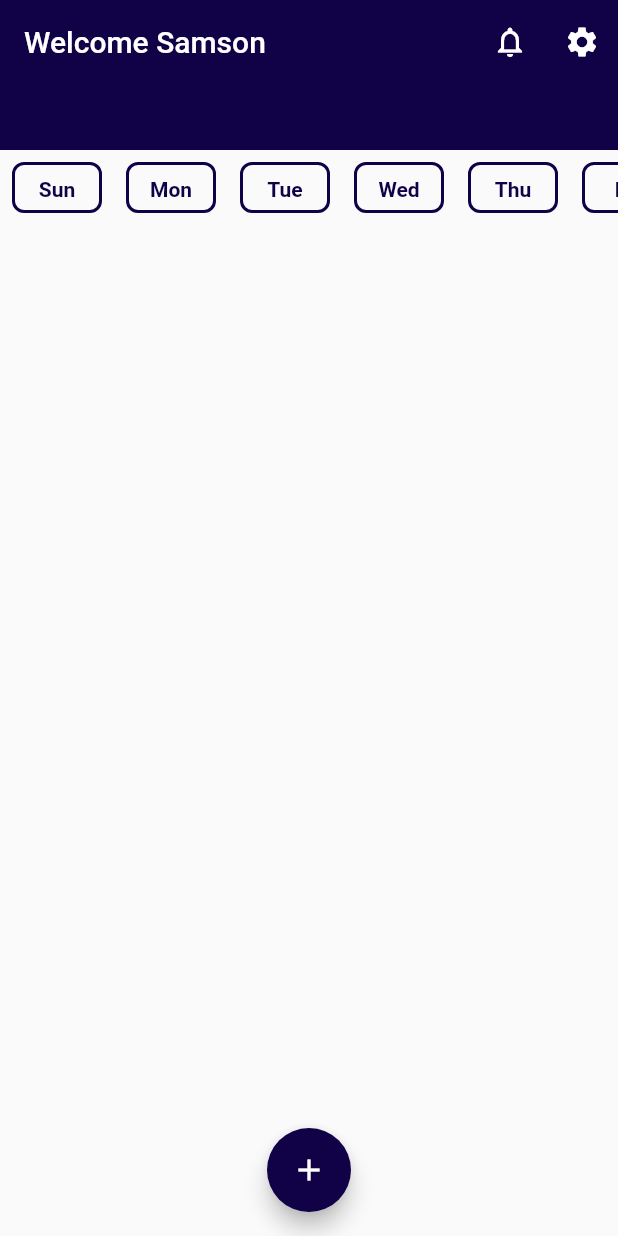
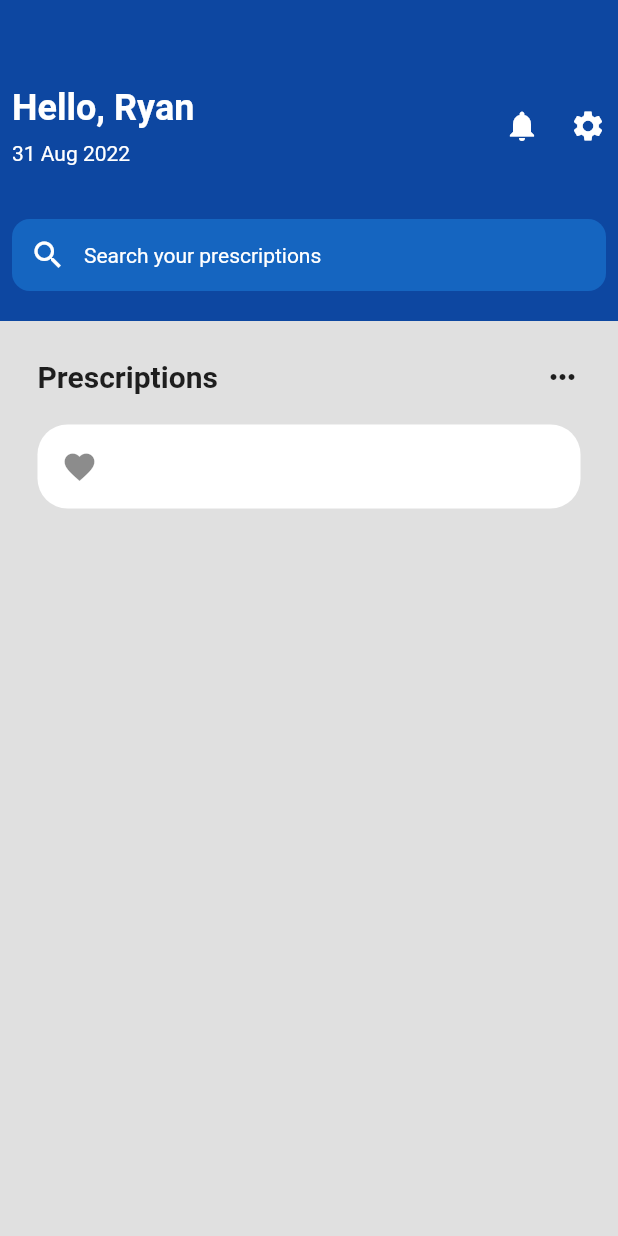
Before and after one commit to SamsonMokaya/Prescription-Tracker, a Flutter app: the screen it shows after launch, on a phone screen of 412 x 824 dp. Run offline on Flutter 3.47's test engine with Material 2 defaults, Android fonts, the phone set to English and light mode, and no system bars.

Commit message:
Third Commit

```diff
--- a/lib/home.dart
+++ /dev/null
@@ -1,35 +0,0 @@
-import 'package:flutter/material.dart';
-import 'package:prescription_tracker/utilities/days.dart';
-
-class HomePage extends StatefulWidget {
-  @override
-  State<HomePage> createState() => _HomePageState();
-}
-
-class _HomePageState extends State<HomePage> {
-  final List weekDays = ['Sun', 'Mon', 'Tue', 'Wed', 'Thu', 'Fri', 'Sat'];
-
-  @override
-  Widget build(BuildContext context) {
-    return Container(
-      child: Column(
-        children: [
-          Container(
-            height: 50,
-            child: ListView.builder(
-              scrollDirection: Axis.horizontal,
-              itemCount: weekDays.length,
-              itemBuilder: (context, int index) {
-                return days(
-                  text: weekDays[index],
-                );
-              },
-            ),
-
-          ),
-        ],
-      ),
-
-    );
-  }
-}
--- a/lib/main.dart
+++ b/lib/main.dart
@@ -1,5 +1,5 @@
 import 'package:flutter/material.dart';
-import 'home.dart';
+import 'package:prescription_tracker/pages/home_page.dart';
 
 
 void main() {
@@ -12,67 +12,10 @@ class MyApp extends StatelessWidget {
   // This widget is the root of your application.
   @override
   Widget build(BuildContext context) {
-
-      void _addNewPrescription(BuildContext context) {
-    showModalBottomSheet(
-      context: context,
-      builder: (_){
-        return Text("data");
-      },
-    );
-  }
-
-    var textColor = Colors.black;
     return MaterialApp(
       debugShowCheckedModeBanner: false,
       title: 'Prescription Tracker',
-      home: Scaffold(
-        appBar: PreferredSize(
-          preferredSize: Size.fromHeight(100.0),
-          child: AppBar(
-            elevation: 0,
-            backgroundColor: Color.fromARGB(255, 17, 2, 71),
-            title: Container(
-              child: Text(
-               // style: TextStyle(color: Colors.black),
-                "Welcome Samson",
-              ),
-            ),
-            actions: [
-              IconButton(
-                //color: Colors.black,
-                icon: Icon(Icons.notifications_none),
-                onPressed: () {},
-              ),
-              IconButton(
-                //color: Colors.black,
-                icon: Icon(Icons.settings),
-                onPressed: () {},
-              ),
-            ],
-          ),
-        ),
-        body: HomePage(),
-        floatingActionButtonLocation: FloatingActionButtonLocation.centerFloat,
-        floatingActionButton: FloatingActionButton(
-          backgroundColor: Color.fromARGB(255, 17, 2, 71),
-          child: Icon(
-            Icons.add,
-            color: Colors.white,
-
-            ),
-          onPressed: () {
-            showModalBottomSheet(
-              context: context,
-              builder: (context){
-                return Column(
-
-                );
-              },
-            );
-          }
-        ),
-      ),
+      home: HomePage(),
     );
   }
 }
--- /dev/null
+++ b/lib/pages/home_page.dart
@@ -0,0 +1,145 @@
+import 'package:flutter/src/foundation/key.dart';
+import 'package:flutter/src/widgets/framework.dart';
+import 'package:flutter/material.dart';
+
+class HomePage extends StatefulWidget {
+  const HomePage({Key? key}) : super(key: key);
+
+  @override
+  State<HomePage> createState() => _HomePageState();
+}
+
+class _HomePageState extends State<HomePage> {
+  @override
+  Widget build(BuildContext context) {
+    return Scaffold(
+      backgroundColor: Colors.blue[900],
+      body: Container(
+        child: Column(
+
+          children: [
+            SizedBox(
+              height: 50,
+            ),
+
+
+            // Text Widgets
+            Padding(
+              padding: const EdgeInsets.all(8.0),
+              child: Row(
+                mainAxisAlignment: MainAxisAlignment.spaceBetween,
+                children: [
+                  Column(crossAxisAlignment: CrossAxisAlignment.start, children: [
+                    Text(
+                      "Hello, Ryan",
+                      style: TextStyle(
+                        color: Colors.white,
+                        fontSize: 24,
+                        fontWeight: FontWeight.bold,
+                      ),
+                    ),
+                    SizedBox(
+                      height: 8,
+                    ),
+                    Text(
+                      "31 Aug 2022",
+                      style: TextStyle(
+                        color: Colors.white,
+                      ),
+                    )
+                  ]),
+                  Row(
+                    mainAxisAlignment: MainAxisAlignment.spaceBetween,
+                    children: [
+                      Padding(
+                        padding: const EdgeInsets.only(right: 20),
+                        child: Icon(
+                          Icons.notifications,
+                          color: Colors.white,
+                        ),
+                      ),
+                      Icon(
+                        Icons.settings,
+                        color: Colors.white,
+                      )
+                    ],
+                  ),
+                ],
+              ),
+            ),
+
+            SizedBox(
+              height: 20,
+            ),
+
+            //Search bar widget
+            Padding(
+              padding: const EdgeInsets.all(8.0),
+              child: Container(
+                decoration: BoxDecoration(
+                  color: Colors.blue[800],
+                  borderRadius: BorderRadius.circular(12),
+                ),
+                padding: EdgeInsets.all(12),
+                child: Row(children: [
+                  Icon(
+                    Icons.search,
+                    color: Colors.white,
+                  ),
+                  SizedBox(
+                    width: 12,
+                  ),
+                  Text(
+                    "Search your prescriptions",
+                    style: TextStyle(
+                      color: Colors.white,
+                    ),
+                  )
+                ]),
+              ),
+            ),
+
+            SizedBox(
+              height: 12,
+            ),
+            Expanded(
+              child: Container(
+                padding: EdgeInsets.all(25),
+                color: Colors.grey[300],
+                child: Column(
+                  children: [
+                    Row(
+                      mainAxisAlignment: MainAxisAlignment.spaceBetween,
+                      children: [
+                        Text(
+                          "Prescriptions",
+                          style: TextStyle(
+                            fontWeight: FontWeight.bold,
+                            fontSize: 20,
+                          ),
+                          ),
+                          Icon(Icons.more_horiz_outlined),
+                      ],
+                    ),
+
+                    SizedBox(height: 20,),
+
+                    Container(
+                      decoration: BoxDecoration(
+                        color: Colors.white,
+                        borderRadius: BorderRadius.circular(20)
+                      ),
+                      child: ListTile(
+                        leading: Icon(Icons.favorite)
+                      ),
+                    ),
+                  ],
+                ),
+              ),
+            )
+          ],
+        ),
+      ),
+    );
+  }
+}
--- a/lib/utilities/bottomBar.dart
+++ /dev/null
@@ -1 +0,0 @@
-import 'package:flutter/material.dart';
```
